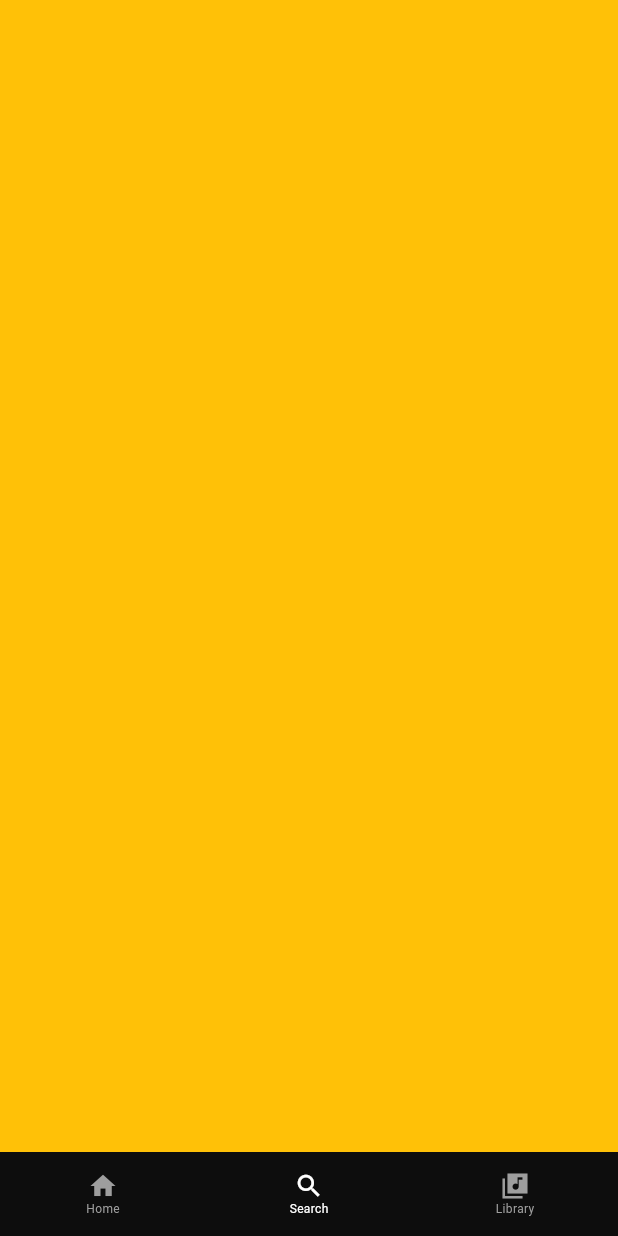
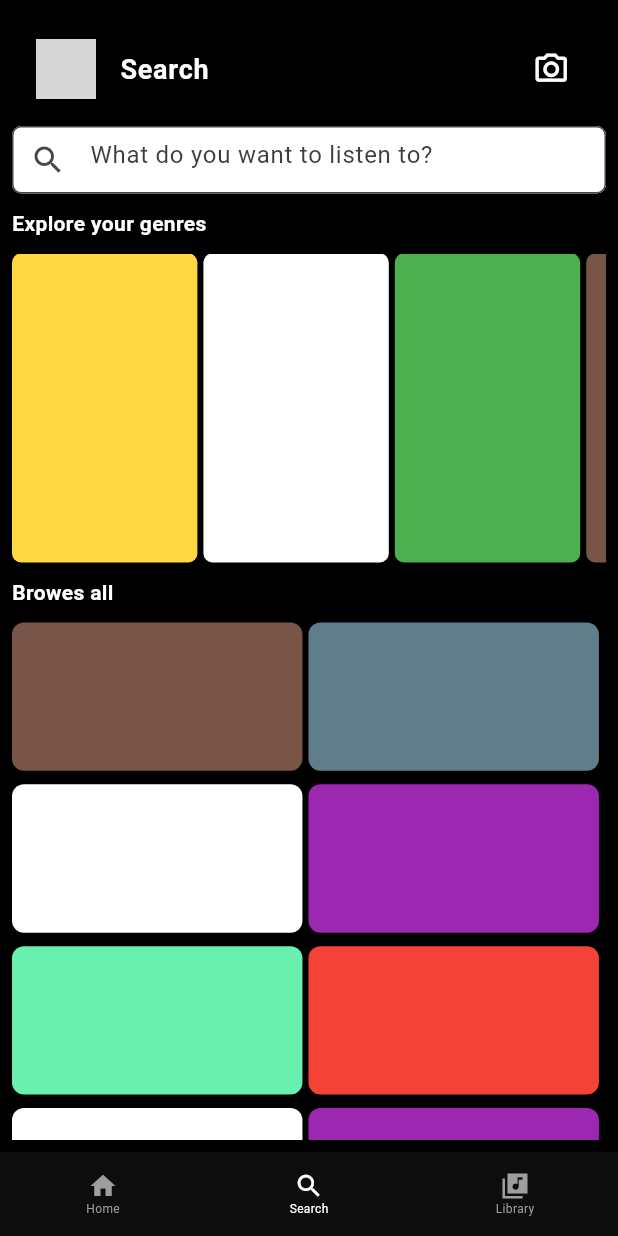
Before and after one commit to MdSohidUllahChowdhury/Spotify, a Flutter app: the screen it shows after launch, item 2 of the bottom bar chosen, on a phone screen of 412 x 824 dp. Run offline on Flutter 3.47's test engine with Material 3 defaults, Android fonts, the phone set to English and light mode, and no system bars; our stand-ins replace flutter_screenutil; network calls fail; grey boxes are pictures that could not be loaded.

Commit message:
UI Completed

```diff
--- /dev/null
+++ b/lib/Controller/uni_cardofsearch.dart
@@ -0,0 +1,37 @@
+import 'package:flutter/material.dart';
+
+class SearchCard extends StatelessWidget {
+  final Color color;
+  final Color color2;
+   SearchCard({super.key, required this.color, required this.color2});
+
+  @override
+  Widget build(BuildContext context) {
+    final size = MediaQuery.sizeOf(context);
+    return SingleChildScrollView(
+      scrollDirection: Axis.vertical,
+      child: Row(
+                children: [
+                  Container(
+                    width: size.width*.47,
+                    height: size.height*.12,
+                    decoration: BoxDecoration(
+                      color: color,
+                      borderRadius: BorderRadius.circular(8)
+                    ),
+                  ),
+                  SizedBox(width:4),
+                   Container(
+                    width: size.width*.47,
+                    height: size.height*.12,
+                    decoration: BoxDecoration(
+                      color: color2,
+                      borderRadius: BorderRadius.circular(8)
+                    ),
+
+                  ),
+                ],
+              ),
+    );
+  }
+}
--- /dev/null
+++ b/lib/Controller/uni_story_card.dart
@@ -0,0 +1,53 @@
+import 'package:flutter/material.dart';
+
+class StoryCard extends StatelessWidget {
+  const StoryCard({super.key});
+
+  @override
+  Widget build(BuildContext context) {
+    final size = MediaQuery.sizeOf(context);
+    return SingleChildScrollView(
+                scrollDirection: Axis.horizontal,
+                child: Row(
+                  children: [
+                    Container(
+                      height: size.height*.25,
+                      width: size.width*.3,
+                      decoration: BoxDecoration(
+                        color: Colors.amberAccent,
+                        borderRadius: BorderRadius.circular(6),
+                      ),
+                    ),
+                    SizedBox(width: 4),
+                    Container(
+                      height: size.height*.25,
+                      width: size.width*.3,
+                      decoration: BoxDecoration(
+                        color: Colors.white,
+                        borderRadius: BorderRadius.circular(6),
+                      ),
+                    ),
+                    SizedBox(width: 4),
+                    Container(
+                      height: size.height*.25,
+                      width: size.width*.3,
+                      decoration: BoxDecoration(
+                        color: Colors.green,
+                        borderRadius: BorderRadius.circular(6),
+                      ),
+                    ),
+                    SizedBox(width: 4),
+                    Container(
+                      height: size.height*.25,
+                      width: size.width*.3,
+                      decoration: BoxDecoration(
+                        color: Colors.brown,
+                        borderRadius: BorderRadius.circular(6),
+                      ),
+                    ),
+                    SizedBox(width: 4),
+                  ],
+                ),
+              );
+  }
+}
--- a/lib/Model/main.dart
+++ b/lib/Model/main.dart
@@ -17,7 +17,7 @@ class MyApp extends StatelessWidget {
         builder: (context, child) =>
          MaterialApp(
         debugShowCheckedModeBanner: false,
-        home: PageControll()
+        home:PageControll(),
         ),
         designSize: Size(350, 640),
 
--- a/lib/View/search.dart
+++ b/lib/View/search.dart
@@ -1,12 +1,88 @@
 import 'package:flutter/material.dart';
+import 'package:spotify/Controller/uni_cardofsearch.dart';
+import 'package:spotify/Controller/uni_story_card.dart';
 
 class Search extends StatelessWidget {
   const Search({super.key});
 
   @override
   Widget build(BuildContext context) {
+    final size = MediaQuery.sizeOf(context);
     return Scaffold(
-      backgroundColor: Colors.amber,
+      backgroundColor: Colors.black,
+      body: Padding(
+        padding: const EdgeInsets.all(8.0),
+        child: SingleChildScrollView(
+          scrollDirection: Axis.vertical,
+          child: Column(
+          crossAxisAlignment: CrossAxisAlignment.start,
+            children: [
+              SizedBox(height: 10),
+                ListTile(
+                leading: CircleAvatar(
+                    backgroundImage:
+                    NetworkImage('https://avatars.githubusercontent.com/u/157578225?v=4'),
+                    radius: 20,
+                    ),
+
+                title:Text('Search',style: TextStyle(
+                   fontSize: 18,
+                   fontWeight: FontWeight.bold,
+                   color: Colors.white
+                   ),) ,
+
+              trailing: Icon(Icons.camera_alt_outlined,color: Colors.white,size: 25,),
+
+              ),
+              SizedBox(height: 10),
+              SizedBox(
+                height: 45,
+                width: size.width*9,
+                child: TextField(
+                decoration: InputDecoration(
+                filled: true,
+                fillColor: Colors.white,
+                border: OutlineInputBorder(
+                    borderRadius: BorderRadius.circular(6), gapPadding: 15,
+                   ),
+                prefixIcon:Icon(Icons.search) ,
+                hintText: 'What do you want to listen to?',
+                hintStyle: TextStyle(color: const Color.fromARGB(255, 63, 61, 61)),
+                          ),
+                        ),
+              ),
+              SizedBox(height: 10),
+
+              Text('Explore your genres',
+              style:TextStyle(
+                fontWeight: FontWeight.bold,
+                color: Colors.white
+              ),
+              ),
+              SizedBox(height: 10),
+              StoryCard(),
+              SizedBox(height: 10),
+              Text('Browes all',
+              style:TextStyle(
+                fontWeight: FontWeight.bold,
+                color: Colors.white
+              ),
+              ),
+
+              SizedBox(height: 10),
+              SearchCard(color: Colors.brown,color2: Colors.blueGrey,),
+              SizedBox(height: 9),
+              SearchCard(color: Colors.white,color2: Colors.purple,),
+              SizedBox(height: 9),
+              SearchCard(color: Colors.greenAccent,color2: Colors.red,),
+              SizedBox(height: 9),
+              SearchCard(color: Colors.white,color2: Colors.purple,),
+              SizedBox(height: 9),
+              SearchCard(color: Colors.greenAccent,color2: Colors.red,),
+            ],
+          ),
+        ),
+      ),
     );
   }
 }
```
Also changed, not shown: lib/Controller/uni_playlist.dart (added, +37 -0 lines), lib/View/library.dart (+67 -1 lines).
